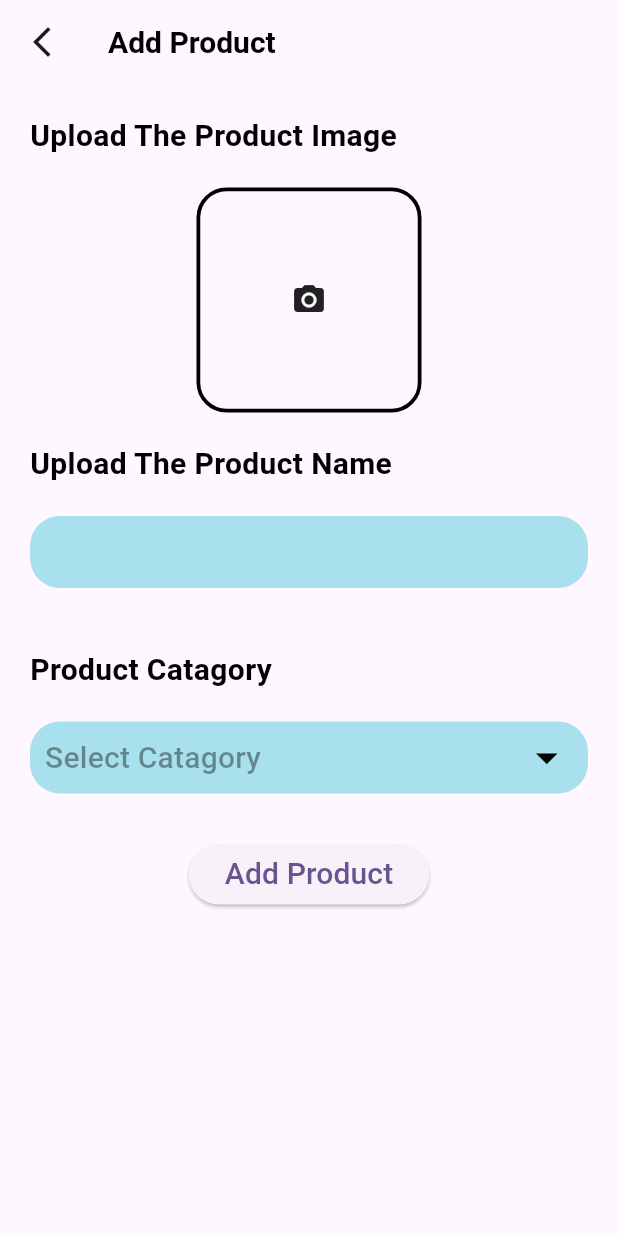
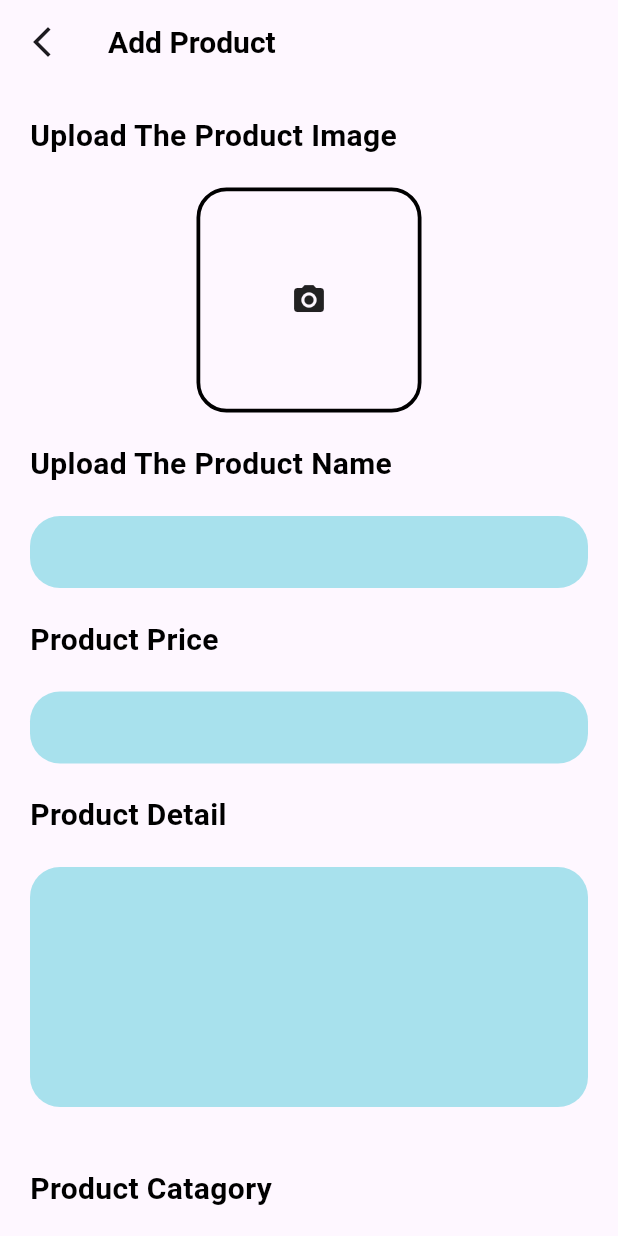
Before and after one commit to Showrav-Dhar/EDU-Medix, a Flutter app: the screen it shows after launch, on a phone screen of 412 x 824 dp. Run offline on Flutter 3.47's test engine with Material 3 defaults, Android fonts, the phone set to English and light mode, and no system bars; our stand-ins replace cloud_firestore, curved_navigation_bar, firebase_auth, firebase_core, firebase_storage, image_picker and 2 more; accounts and stored records are empty; statements that could not run were skipped.

Commit message:
need firebase work from 12 min

```diff
--- a/lib/Admin/add_product.dart
+++ b/lib/Admin/add_product.dart
@@ -20,6 +20,8 @@ class _AddProductState extends State<AddProduct> {
   final ImagePicker _picker = ImagePicker();
   File? selectedImage;
   TextEditingController namecontroller = new TextEditingController();
+  TextEditingController pricecontroller = new TextEditingController();
+  TextEditingController detailcontroller = new TextEditingController();
 
   Future getImage() async {
     var image = await _picker.pickImage(source: ImageSource.gallery);
@@ -39,6 +41,8 @@ class _AddProductState extends State<AddProduct> {
       Map<String, dynamic> addProduct = {
         "Name": namecontroller.text,
         "Image": dowloadUrl,
+        "Price": pricecontroller.text,
+        "Detail": detailcontroller.text,
       };
       await DatabaseMethods().addProduct(addProduct, value!).then((value) {
         selectedImage = null;
@@ -77,8 +81,10 @@ class _AddProductState extends State<AddProduct> {
           style: AppWidget.semiboldTextFieldStyle(),
         ),
       ),
-      body: Container(
-        margin: EdgeInsets.only(left: 20.0, top: 20.0, right: 20.0),
+      body: SingleChildScrollView(
+        child: Container(
+          margin:
+              EdgeInsets.only(left: 20.0, top: 20.0, right: 20.0, bottom: 20.0),
           child: Column(
             crossAxisAlignment: CrossAxisAlignment.start,
             children: [
@@ -97,7 +103,8 @@ class _AddProductState extends State<AddProduct> {
                           height: 150,
                           width: 150,
                           decoration: BoxDecoration(
-                            border: Border.all(color: Colors.black, width: 2.5),
+                              border:
+                                  Border.all(color: Colors.black, width: 2.5),
                               borderRadius: BorderRadius.circular(20)),
                           child: Icon(Icons.camera_alt),
                         ),
@@ -111,7 +118,8 @@ class _AddProductState extends State<AddProduct> {
                           height: 150,
                           width: 150,
                           decoration: BoxDecoration(
-                            border: Border.all(color: Colors.black, width: 2.5),
+                              border:
+                                  Border.all(color: Colors.black, width: 2.5),
                               borderRadius: BorderRadius.circular(20)),
                           child: ClipRRect(
                             borderRadius: BorderRadius.circular(20),
@@ -134,6 +142,35 @@ class _AddProductState extends State<AddProduct> {
                     color: Color.fromARGB(255, 168, 225, 237),
                     borderRadius: BorderRadius.circular(20)),
                 child: TextField(
+                  controller: namecontroller,
+                  decoration: InputDecoration(border: InputBorder.none),
+                ),
+              ),
+              SizedBox(height: 20.0),
+              Text("Product Price", style: AppWidget.semiboldTextFieldStyle()),
+              SizedBox(height: 20.0),
+              Container(
+                padding: EdgeInsets.symmetric(horizontal: 20.0),
+                width: MediaQuery.of(context).size.width,
+                decoration: BoxDecoration(
+                    color: Color.fromARGB(255, 168, 225, 237),
+                    borderRadius: BorderRadius.circular(20)),
+                child: TextField(
+                  controller: pricecontroller,
+                  decoration: InputDecoration(border: InputBorder.none),
+                ),
+              ),
+              SizedBox(height: 20.0),
+              Text("Product Detail", style: AppWidget.semiboldTextFieldStyle()),
+              SizedBox(height: 20.0),
+              Container(
+                padding: EdgeInsets.symmetric(horizontal: 20.0),
+                width: MediaQuery.of(context).size.width,
+                decoration: BoxDecoration(
+                    color: Color.fromARGB(255, 168, 225, 237),
+                    borderRadius: BorderRadius.circular(20)),
+                child: TextField(
+                  maxLines: 6,
                   controller: namecontroller,
                   decoration: InputDecoration(border: InputBorder.none),
                 ),
@@ -195,6 +232,7 @@ class _AddProductState extends State<AddProduct> {
             ],
           ),
         ),
+      ),
     );
   }
 }
```
Also changed, not shown: lib/pages/category_products.dart (added, +101 -0 lines), pubspec.lock. Lines whose indentation alone changed are shown as unchanged.
